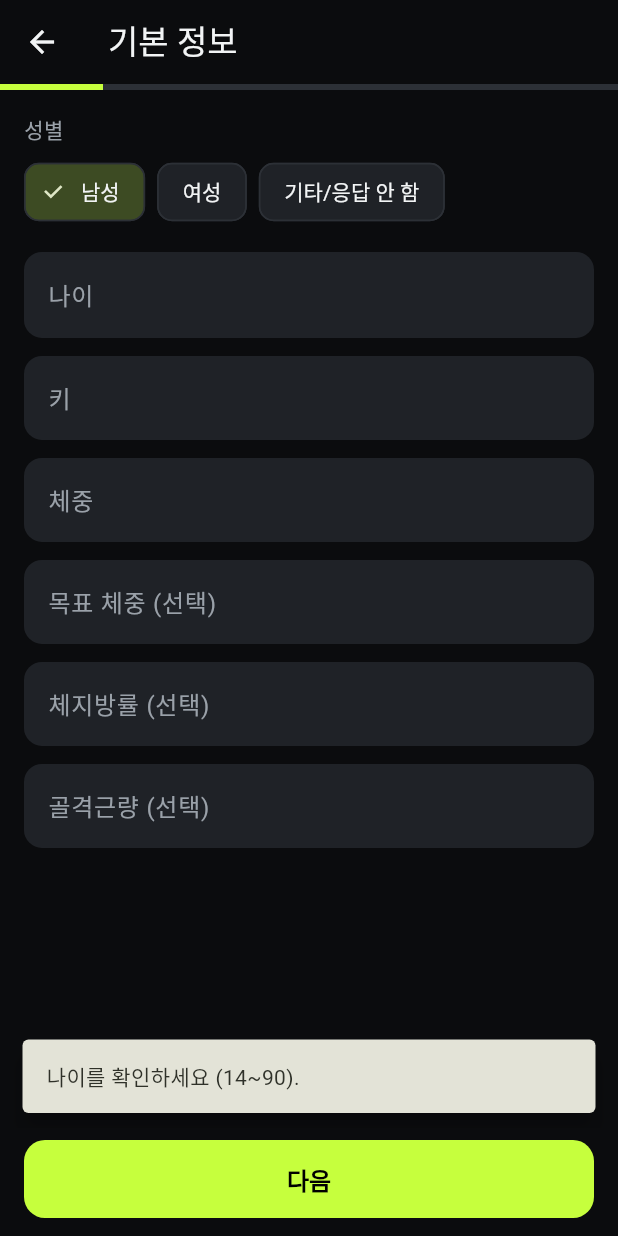
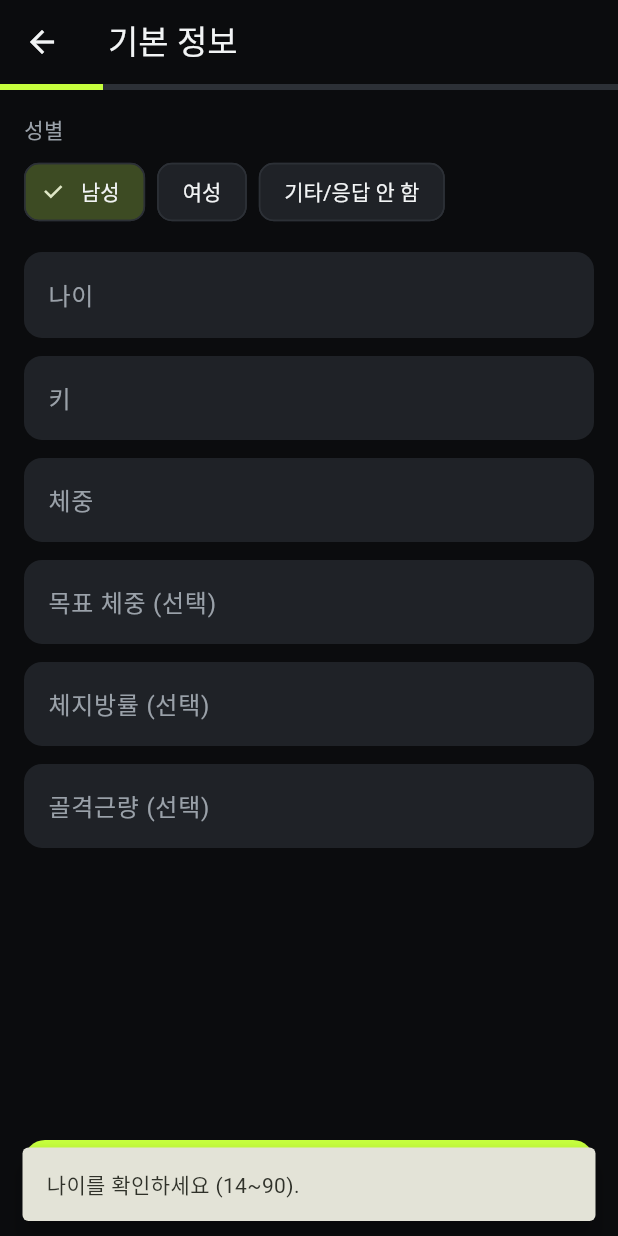
Before and after one commit to thdnd456-maker/ai-daily, a Flutter app: the screen it shows after launch, after a tap on "시작하기", after a tap on "다음", on a phone screen of 412 x 824 dp. Run offline on Flutter 3.47's test engine with Material 3 defaults, Android fonts, the phone set to English and light mode, and no system bars; our stand-ins replace drift, drift_flutter, fl_chart, flutter_local_notifications, flutter_riverpod, material_ui and 1 more; accounts and stored records are empty; generated files the repository leaves out were written again; statements that could not run were skipped.

Commit message:
시작 화면 멈춤 대응: 단계별 준비 화면·오류 표시, DB 대체 열기, 작은 화면/키보드 레이아웃 수정
Co-Authored-By: Claude Opus 5.5 <noreply@anthropic.com>
Claude-Session: https://claude.ai/code/session_01MWnMcK3SbzU4ax4WGrRany

```diff
--- a/ai_gym_lab/lib/features/onboarding/onboarding_screen.dart
+++ b/ai_gym_lab/lib/features/onboarding/onboarding_screen.dart
@@ -159,7 +159,11 @@ class _OnboardingScreenState extends ConsumerState<OnboardingScreen> {
                 child: LinearProgressIndicator(value: _page / 6, color: GymColors.accent, backgroundColor: GymColors.line),
               ),
             ),
+      // 버튼을 본문 안에 두어 키보드가 올라와도 가려지지 않게 함
       body: SafeArea(
+        child: Column(
+          children: [
+            Expanded(
               child: PageView(
                 controller: _pc,
                 physics: const NeverScrollableScrollPhysics(),
@@ -167,12 +171,15 @@ class _OnboardingScreenState extends ConsumerState<OnboardingScreen> {
                 children: [_welcome(), _basic(), _goalsPage(), _expPage(), _schedule(), _envPage(), _bodyPage()],
               ),
             ),
-      bottomNavigationBar: _page == 0
-          ? null
-          : SafeArea(
-              child: Padding(
+            if (_page > 0)
+              Padding(
                 padding: const EdgeInsets.fromLTRB(16, 8, 16, 12),
+                child: SizedBox(
+                  width: double.infinity,
                   child: FilledButton(onPressed: _next, child: Text(_page == 6 ? (widget.editMode ? '저장' : '내 프로그램 만들기') : '다음')),
+                ),
+              ),
+          ],
         ),
       ),
     );
@@ -182,6 +189,15 @@ class _OnboardingScreenState extends ConsumerState<OnboardingScreen> {
 
   Widget _welcome() => Padding(
     padding: const EdgeInsets.all(24),
+    child: Column(
+      children: [
+        // 작은 화면·큰 글씨에서도 「시작하기」 버튼이 항상 보이도록 내용만 스크롤
+        Expanded(
+          child: LayoutBuilder(
+            builder: (context, box) => SingleChildScrollView(
+              child: ConstrainedBox(
+                constraints: BoxConstraints(minHeight: box.maxHeight),
+                child: IntrinsicHeight(
                   child: Column(
                     crossAxisAlignment: CrossAxisAlignment.start,
                     children: [
@@ -205,6 +221,13 @@ class _OnboardingScreenState extends ConsumerState<OnboardingScreen> {
                         ),
                       const Spacer(),
                       const Text('입력한 건강 관련 정보는 이 기기에만 저장되며 운동 조정 참고용으로만 사용됩니다.', style: TextStyle(color: GymColors.textDim, fontSize: 12)),
+                    ],
+                  ),
+                ),
+              ),
+            ),
+          ),
+        ),
         const SizedBox(height: 12),
         SizedBox(
           width: double.infinity,
--- a/ai_gym_lab/lib/main.dart
+++ b/ai_gym_lab/lib/main.dart
@@ -1,4 +1,10 @@
+import 'dart:async';
+import 'dart:io';
+
+import 'package:drift/native.dart';
 import 'package:drift_flutter/drift_flutter.dart';
+import 'package:path/path.dart' as p;
+import 'package:path_provider/path_provider.dart';
 import 'package:flutter_riverpod/flutter_riverpod.dart';
 import 'package:intl/date_symbol_data_local.dart';
 import 'package:material_ui/material_ui.dart';
@@ -15,12 +21,119 @@ import 'features/shell.dart';
 
 Future<void> main() async {
   WidgetsFlutterBinding.ensureInitialized();
-  await initializeDateFormatting('ko_KR');
-  final db = AppDatabase(driftDatabase(name: 'ai_gym_lab'));
-  final repo = GymRepository(db);
-  await repo.init();
-  await Notifications.init();
-  runApp(ProviderScope(overrides: [repositoryProvider.overrideWithValue(repo)], child: const GymLabApp()));
+  // 기본 시작 화면(로고)에 머물지 않도록 즉시 준비 화면을 띄우고, 그 안에서 단계별로 초기화합니다.
+  runApp(const BootApp());
+}
+
+/// 단계별 초기화 화면: 진행 단계 표시, 멈춤(타임아웃)·오류 시 내용 표시 및 재시도
+class BootApp extends StatefulWidget {
+  const BootApp({super.key});
+  @override
+  State<BootApp> createState() => _BootAppState();
+}
+
+class _BootAppState extends State<BootApp> {
+  String _step = '시작 준비 중';
+  String? _error;
+  final _log = <String>[];
+
+  @override
+  void initState() {
+    super.initState();
+    _boot();
+  }
+
+  Future<T> _run<T>(String label, Future<T> Function() f, {Duration timeout = const Duration(seconds: 20)}) async {
+    if (mounted) setState(() => _step = label);
+    final sw = Stopwatch()..start();
+    try {
+      final r = await f().timeout(timeout);
+      _log.add('✓ $label (${sw.elapsedMilliseconds}ms)');
+      return r;
+    } on TimeoutException {
+      _log.add('✗ $label: ${timeout.inSeconds}초 동안 응답 없음');
+      rethrow;
+    } catch (e) {
+      _log.add('✗ $label: $e');
+      rethrow;
+    }
+  }
+
+  Future<GymRepository> _openRepository() async {
+    // 1차: drift_flutter 기본 방식(백그라운드 isolate)
+    try {
+      final db = AppDatabase(driftDatabase(name: 'ai_gym_lab'));
+      await _run('데이터베이스 열기', () => db.customSelect('SELECT 1').get(), timeout: const Duration(seconds: 12));
+      return GymRepository(db);
+    } catch (_) {
+      // 2차: 같은 파일을 메인 isolate에서 직접 열기
+      final dir = await getApplicationDocumentsDirectory();
+      final db = AppDatabase(NativeDatabase(File(p.join(dir.path, 'ai_gym_lab.sqlite'))));
+      await _run('데이터베이스 열기 (대체 방식)', () => db.customSelect('SELECT 1').get());
+      return GymRepository(db);
+    }
+  }
+
+  Future<void> _boot() async {
+    setState(() {
+      _error = null;
+      _log.clear();
+    });
+    try {
+      await _run('날짜 형식 준비', () => initializeDateFormatting('ko_KR'));
+      final repo = await _openRepository();
+      await _run('운동 데이터 준비', repo.init, timeout: const Duration(seconds: 30));
+      try {
+        await _run('알림 설정', Notifications.init, timeout: const Duration(seconds: 5));
+      } catch (_) {
+        // 알림 실패는 앱 사용을 막지 않음
+      }
+      runApp(ProviderScope(overrides: [repositoryProvider.overrideWithValue(repo)], child: const GymLabApp()));
+    } catch (e, st) {
+      if (mounted) setState(() => _error = '$e\n\n${st.toString().split('\n').take(6).join('\n')}');
+    }
+  }
+
+  @override
+  Widget build(BuildContext context) => MaterialApp(
+    debugShowCheckedModeBanner: false,
+    theme: buildTheme(),
+    home: Scaffold(
+      body: SafeArea(
+        child: _error == null
+            ? Center(
+                child: Column(
+                  mainAxisSize: MainAxisSize.min,
+                  children: [
+                    const Icon(Icons.fitness_center, size: 56, color: GymColors.accent),
+                    const SizedBox(height: 16),
+                    const Text('AI GYM LAB', style: TextStyle(fontSize: 26, fontWeight: FontWeight.w900)),
+                    const SizedBox(height: 24),
+                    const SizedBox(width: 28, height: 28, child: CircularProgressIndicator(strokeWidth: 3)),
+                    const SizedBox(height: 12),
+                    Text(_step, style: const TextStyle(color: GymColors.textDim)),
+                  ],
+                ),
+              )
+            : ListView(
+                padding: const EdgeInsets.all(24),
+                children: [
+                  const Icon(Icons.error_outline, size: 48, color: GymColors.danger),
+                  const SizedBox(height: 12),
+                  const Text('앱을 시작하지 못했습니다', style: TextStyle(fontSize: 22, fontWeight: FontWeight.w800)),
+                  const SizedBox(height: 8),
+                  const Text('이 화면을 캡처해서 보내주세요.', style: TextStyle(color: GymColors.textDim)),
+                  const SizedBox(height: 16),
+                  for (final l in _log) Text(l, style: const TextStyle(fontSize: 13)),
+                  const SizedBox(height: 12),
+                  SelectableText(_error!, style: const TextStyle(fontSize: 12, color: GymColors.textDim)),
+                  const SizedBox(height: 16),
+                  FilledButton(onPressed: _boot, child: const Text('다시 시도')),
+                ],
+              ),
+      ),
+    ),
+  );
 }
 
 class GymLabApp extends StatelessWidget {
@@ -32,6 +145,14 @@ class GymLabApp extends StatelessWidget {
     theme: buildTheme(),
     darkTheme: buildTheme(),
     themeMode: ThemeMode.dark,
+    // 시스템 글자 크기가 아주 크면 버튼이 화면 밖으로 밀리지 않도록 최대 1.3배로 제한
+    builder: (context, child) {
+      final mq = MediaQuery.of(context);
+      return MediaQuery(
+        data: mq.copyWith(textScaler: mq.textScaler.clamp(maxScaleFactor: 1.3)),
+        child: child!,
+      );
+    },
     home: const RootGate(),
   );
 }
--- a/ai_gym_lab/pubspec.yaml
+++ b/ai_gym_lab/pubspec.yaml
@@ -16,7 +16,7 @@ publish_to: 'none' # Remove this line if you wish to publish to pub.dev
 # https://developer.apple.com/library/archive/documentation/General/Reference/InfoPlistKeyReference/Articles/CoreFoundationKeys.html
 # In Windows, build-name is used as the major, minor, and patch parts
 # of the product and file versions while build-number is used as the build suffix.
-version: 1.0.0+1
+version: 1.0.1+2
 
 environment:
   sdk: ^3.14.0
```
Also changed, not shown: 1 other file. Lines whose indentation alone changed are shown as unchanged.
